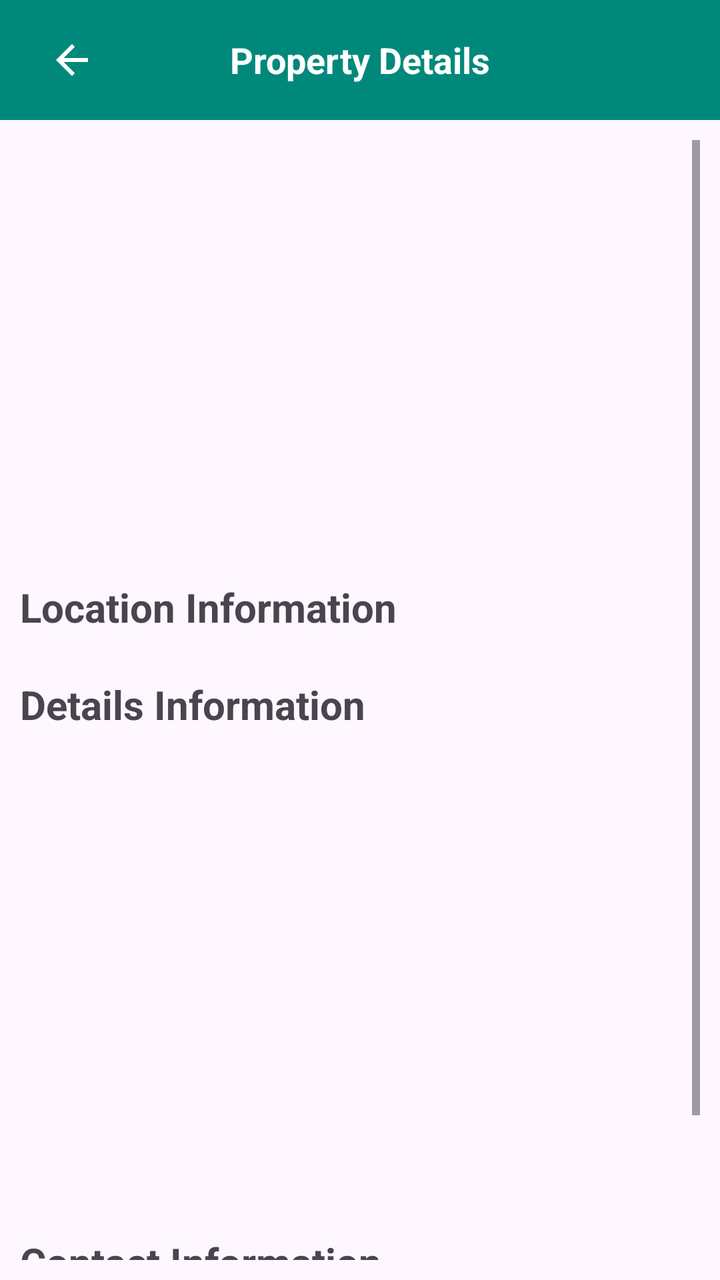
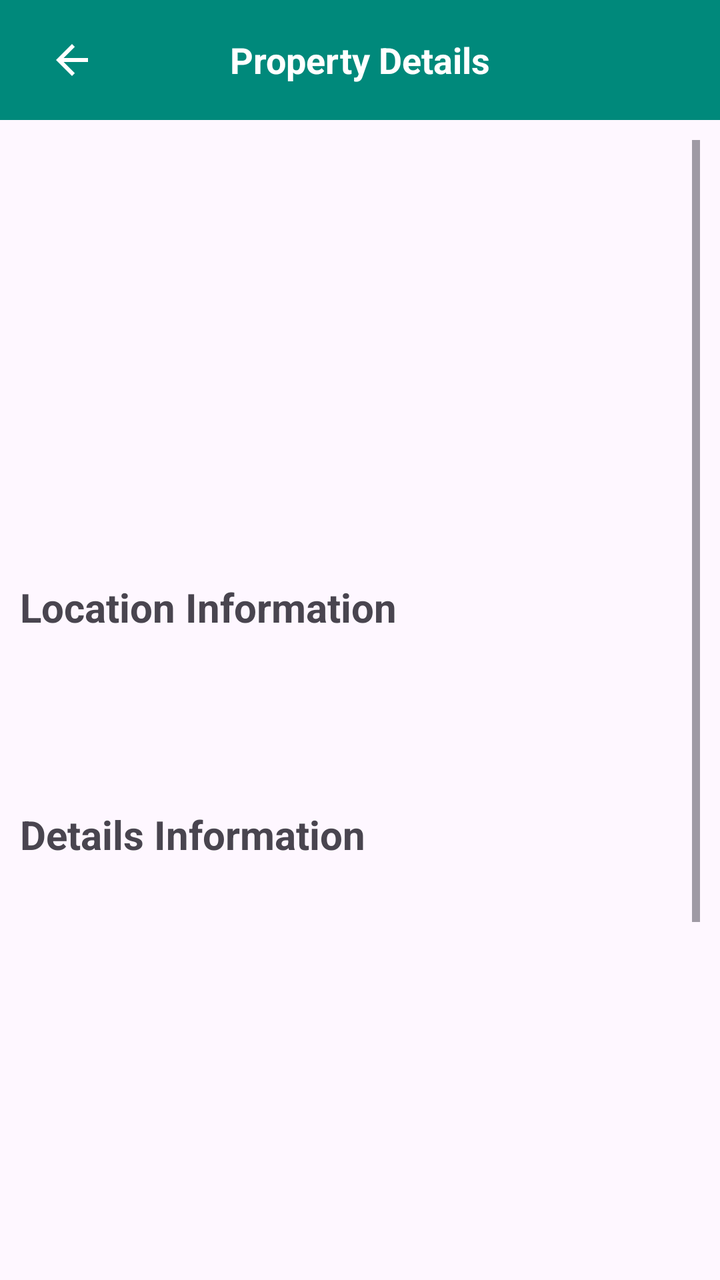

Compare the two renders of this Android layout. The source of the first and the diff that turns it into the second are given below.
<!-- AndroidManifest.xml: application theme Theme.BasaKhuji -->
<!-- res/layout/activity_property_details.xml -->
<LinearLayout
    xmlns:android="http://schemas.android.com/apk/res/android"
    android:layout_width="match_parent"
    android:layout_height="match_parent"
    android:orientation="vertical">

    
    <androidx.appcompat.widget.Toolbar
        android:id="@+id/toolbar"
        android:layout_width="match_parent"
        android:layout_height="60dp"
        android:background="#00897B"
        android:elevation="4dp"
        android:theme="@style/ThemeOverlay.AppCompat.Dark.ActionBar"
        android:popupTheme="@style/ThemeOverlay.AppCompat.Light">

        
        <ImageView
            android:id="@+id/backButton"
            android:layout_width="wrap_content"
            android:layout_height="wrap_content"
            android:src="@drawable/ic_back"
            android:layout_gravity="start"
            android:padding="8dp"
            android:contentDescription="Back" />

        <TextView
            android:id="@+id/textAfterBackButton"
            android:layout_width="wrap_content"
            android:layout_height="wrap_content"
            android:text="Property Details"
            android:textSize="18sp"
            android:textStyle="bold"
            android:layout_gravity="center"
            android:textColor="@android:color/white"/>

    </androidx.appcompat.widget.Toolbar>


<ScrollView
    android:layout_width="match_parent"
    android:layout_height="match_parent"
    android:padding="10dp"
    xmlns:tools="http://schemas.android.com/tools">

<RelativeLayout
    android:layout_width="match_parent"
    android:layout_height="match_parent">

    
    <ImageView
        android:id="@+id/propertyImageView"
        android:layout_width="match_parent"
        android:layout_height="200dp"
        android:scaleType="centerCrop" />

    <TextView
        android:layout_width="wrap_content"
        android:layout_height="wrap_content"
        android:layout_below="@+id/propertyImageView"
        android:layout_marginTop="20dp"
        android:id="@+id/locationLabel"
        android:text="Location Information"
        android:textSize="20dp"
        android:textStyle="bold"/>

    <TextView
        android:layout_width="wrap_content"
        android:layout_height="wrap_content"
        android:id="@+id/locationTextView"
        android:layout_below="@+id/locationLabel"
        android:textSize="16dp"
        />

    <TextView
        android:layout_width="wrap_content"
        android:layout_height="wrap_content"
        android:id="@+id/basicLabel"
        android:layout_below="@+id/locationTextView"
        android:text="Details Information"
        android:textSize="20dp"
        android:textStyle="bold"/>

    <TextView
        android:layout_width="wrap_content"
        android:layout_height="wrap_content"
        android:id="@+id/categoryTextView"
        android:layout_below="@+id/basicLabel"
        android:textSize="16dp"
        />

    <TextView
        android:layout_width="wrap_content"
        android:layout_height="wrap_content"
        android:id="@+id/flatTypeTextView"
        android:layout_below="@+id/categoryTextView"
        android:textSize="16dp"/>

    <TextView
        android:layout_width="wrap_content"
        android:layout_height="wrap_content"
        android:id="@+id/bedsTextView"
        android:layout_below="@+id/flatTypeTextView"
        android:textSize="16dp"/>

    <TextView
        android:layout_width="wrap_content"
        android:layout_height="wrap_content"
        android:id="@+id/bathsTextView"
        android:layout_below="@+id/bedsTextView"
        android:textSize="16dp"/>

    <TextView
        android:layout_width="wrap_content"
        android:layout_height="wrap_content"
        android:id="@+id/priceTextView"
        android:layout_below="@+id/bathsTextView"
        android:textSize="16dp"/>

    <TextView
        android:layout_width="wrap_content"
        android:layout_height="wrap_content"
        android:id="@+id/addedDateTextView"
        android:layout_below="@+id/priceTextView"
        android:textSize="16dp"/>

    <TextView
        android:layout_width="wrap_content"
        android:layout_height="wrap_content"
        android:id="@+id/availableMonthTextView"
        android:layout_below="@+id/addedDateTextView"
        android:textSize="16dp"/>

    <TextView
        android:layout_width="wrap_content"
        android:layout_height="100dp"
        android:id="@+id/descriptionTextView"
        android:layout_below="@+id/availableMonthTextView"
        android:textSize="16dp"
        />

    <TextView
        android:layout_width="wrap_content"
        android:layout_height="wrap_content"
        android:id="@+id/conLabel"
        android:layout_below="@+id/descriptionTextView"
        android:text="Contact Information"
        android:textSize="20dp"
        android:textStyle="bold"/>

    <TextView
        android:layout_width="wrap_content"
        android:layout_height="wrap_content"
        android:id="@+id/conTextView"
        android:layout_below="@+id/conLabel"
        android:textSize="16dp"
        android:backgroundTint="#ACA7A7"
        android:visibility="invisible"
        />



    

    <LinearLayout
        android:layout_width="match_parent"
        android:layout_height="wrap_content"
        android:orientation="horizontal"
        android:layout_below="@+id/conTextView"
        android:layout_marginTop="20dp"
        android:layout_marginStart="10dp"
        android:gravity="center_vertical">

        
        <LinearLayout
            android:id="@+id/likeLayout"
            android:layout_width="90dp"
            android:layout_height="40dp"
            android:orientation="horizontal"
            android:background="@drawable/rounded_background">

            
            <ImageView
                android:id="@+id/like_btn"
                android:layout_width="wrap_content"
                android:layout_height="wrap_content"
                android:src="@drawable/like"
                android:layout_gravity="center_vertical"
                android:layout_marginStart="10dp"
                android:layout_marginEnd="5dp" />

            
            <TextView
                android:id="@+id/like_text"
                android:layout_width="wrap_content"
                android:layout_height="wrap_content"
                android:hint="Likes"
                android:textColor="@color/white"
                android:gravity="center_horizontal"
                android:textSize="18sp"
                android:layout_marginTop="8dp" />
        </LinearLayout>

        
        <LinearLayout
            android:id="@+id/dislikeLayout"
            android:layout_width="90dp"
            android:layout_height="40dp"
            android:orientation="horizontal"
            android:layout_marginStart="80dp"
            android:background="@drawable/rounded_background">

            
            <ImageView
                android:id="@+id/dislike_btn"
                android:layout_width="wrap_content"
                android:layout_height="wrap_content"
                android:src="@drawable/dislike"
                android:layout_gravity="center_vertical"
                android:layout_marginTop="5dp"
                android:layout_marginStart="10dp"
                android:layout_marginEnd="5dp" />

            
            <TextView
                android:id="@+id/dislike_text"
                android:layout_width="wrap_content"
                android:layout_height="wrap_content"
                android:hint="Dislikes"
                android:textColor="@color/white"
                android:gravity="center_horizontal"
                android:textSize="18sp"
                android:layout_marginTop="8dp" />
        </LinearLayout>
    </LinearLayout>


</RelativeLayout>
</ScrollView>
</LinearLayout>
<!-- resources referenced by this layout -->
<resources>
  <color name="white">#FFFFFFFF</color>
  <!-- drawable dislike (drawable) -->
  <vector android:height="32dp" android:viewportHeight="32"
      android:viewportWidth="32" android:width="32dp" xmlns:android="http://schemas.android.com/apk/res/android">
      <path android:fillColor="#000" android:fillType="nonZero"
          android:pathData="M3.5,20.3h7.7l-1.1,3.6c-0.5,1.8 0.5,3.7 2.2,4.3l2.5,0.9c0.7,0.3 1.5,0 1.8,-0.6 0.1,-0.1 4.2,-6.8 6.7,-10.4h6.2c0.8,0 1.5,-0.7 1.5,-1.5V1.4c0,-0.8 -0.7,-1.5 -1.5,-1.5H7.8c-1.9,0 -3.6,1.2 -4.2,3L0.3,11.8c-0.2,0.5 -0.3,1.1 -0.3,1.6v3.4c0,1.9 1.6,3.5 3.5,3.5zM24,2.9h4v12.2h-4V2.9zM3,13.4c0,-0.2 0,-0.4 0.1,-0.5l3.3,-9c0.2,-0.6 0.8,-1 1.4,-1H21v13.2c-2,2.8 -5,7.7 -6.3,9.8l-1.4,-0.5c-0.2,-0.1 -0.4,-0.4 -0.3,-0.7l1.7,-5.5c0.1,-0.4 0,-0.9 -0.3,-1.3s-0.7,-0.6 -1.2,-0.6H3.5c-0.3,0 -0.5,-0.2 -0.5,-0.5v-3.4z"
          android:strokeColor="#00000000" android:strokeLineCap="round" android:strokeLineJoin="round"/>
  </vector>
  <!-- drawable ic_back (drawable) -->
  <vector android:autoMirrored="true" android:height="24dp"
      android:tint="#FFFFFF" android:viewportHeight="24"
      android:viewportWidth="24" android:width="24dp" xmlns:android="http://schemas.android.com/apk/res/android">
      <path android:fillColor="@android:color/white" android:pathData="M20,11H7.83l5.59,-5.59L12,4l-8,8 8,8 1.41,-1.41L7.83,13H20v-2z"/>
  </vector>
  <!-- drawable like (drawable) -->
  <vector xmlns:android="http://schemas.android.com/apk/res/android"
      android:width="32dp"
      android:height="32dp"
      android:viewportWidth="32"
      android:viewportHeight="32">
    <path
        android:fillColor="#FF000000"
        android:pathData="M27.98,10.276h-7.693l1.065,-3.592a3.512,3.512 0,0 0,-2.18 -4.321l-2.516,-0.91a1.501,1.501 0,0 0,-1.79 0.63c-0.044,0.072 -4.135,6.783 -6.629,10.396H2a1.5,1.5 0,0 0,-1.5 1.5v15.157a1.5,1.5 0,0 0,1.5 1.5h21.664a4.53,4.53 0,0 0,4.246 -2.959l3.319,-8.952c0.177,-0.49 0.271,-1.03 0.271,-1.563v-3.365a3.525,3.525 0,0 0,-3.52 -3.52zM7.518,27.636H3.5V15.48h4.019v12.157zM28.5,17.162c0,0.185 -0.032,0.376 -0.088,0.53l-3.317,8.95a1.524,1.524 0,0 1,-1.43 0.994H10.518V14.453c1.97,-2.822 4.961,-7.64 6.267,-9.763l1.368,0.495a0.51,0.51 0,0 1,0.324 0.638L16.84,11.35a1.502,1.502 0,0 0,1.438 1.926h9.701c0.292,0 0.521,0.23 0.521,0.521v3.365z"/>
  </vector>
  <!-- drawable rounded_background (drawable) -->
  <shape xmlns:android="http://schemas.android.com/apk/res/android"
      android:shape="rectangle">
      <solid android:color="#58B0BC" /> 
      <corners android:radius="50dp" /> 
  </shape>
  <style name="Theme.BasaKhuji" parent="Base.Theme.BasaKhuji" />
  <style name="Base.Theme.BasaKhuji" parent="Theme.Material3.DayNight.NoActionBar">
          
          
      </style>
</resources>

<!-- the commit's change to res/layout/activity_property_details.xml (unified diff, before → after) -->
@@ -67,16 +67,37 @@
     <TextView
         android:layout_width="wrap_content"
         android:layout_height="wrap_content"
-        android:id="@+id/locationTextView"
+        android:id="@+id/divisionTextView"
         android:layout_below="@+id/locationLabel"
         android:textSize="16dp"
         />
+    <TextView
+        android:layout_width="wrap_content"
+        android:layout_height="wrap_content"
+        android:id="@+id/districtTextView"
+        android:layout_below="@+id/divisionTextView"
+        android:textSize="16dp"
+        />
+    <TextView
+        android:layout_width="wrap_content"
+        android:layout_height="wrap_content"
+        android:id="@+id/areaTextView"
+        android:layout_below="@+id/districtTextView"
+        android:textSize="16dp"
+        />
+    <TextView
+        android:layout_width="wrap_content"
+        android:layout_height="wrap_content"
+        android:id="@+id/subAreaTextView"
+        android:layout_below="@+id/areaTextView"
+        android:textSize="16dp"
+        />
 
     <TextView
         android:layout_width="wrap_content"
         android:layout_height="wrap_content"
         android:id="@+id/basicLabel"
-        android:layout_below="@+id/locationTextView"
+        android:layout_below="@+id/subAreaTextView"
         android:text="Details Information"
         android:textSize="20dp"
         android:textStyle="bold"/>
@@ -133,7 +154,7 @@
 
     <TextView
         android:layout_width="wrap_content"
-        android:layout_height="100dp"
+        android:layout_height="200dp"
         android:id="@+id/descriptionTextView"
         android:layout_below="@+id/availableMonthTextView"
         android:textSize="16dp"
